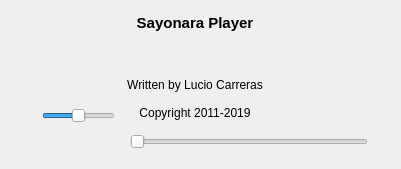
Old version of the form src/GUI/Player/GUI_Controls.ui in the repository Inferno214221/sayonara-player.
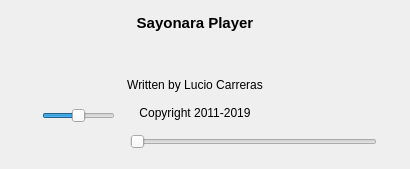
New version of the form. Icons and pictures are not drawn. Custom widgets are drawn as their Qt base class.

Diff of the .ui file:
```diff
--- a/src/GUI/Player/GUI_Controls.ui
+++ b/src/GUI/Player/GUI_Controls.ui
@@ -6,7 +6,7 @@
    <rect>
     <x>0</x>
     <y>0</y>
-    <width>401</width>
+    <width>410</width>
     <height>169</height>
    </rect>
   </property>
```
Left out of the diff: 2 changed lines with no effect on the pictures.
